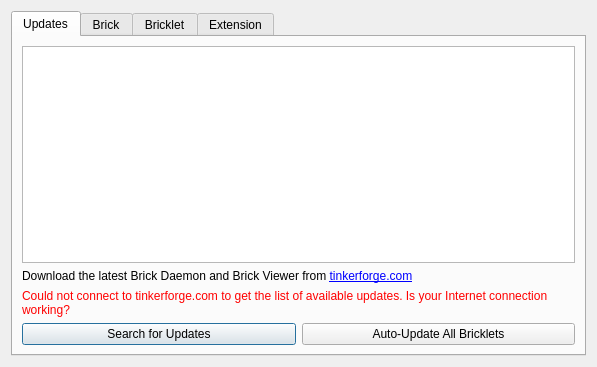
Tinkerforge/brickv, file src/brickv/ui/flashing.ui: the form before one commit.
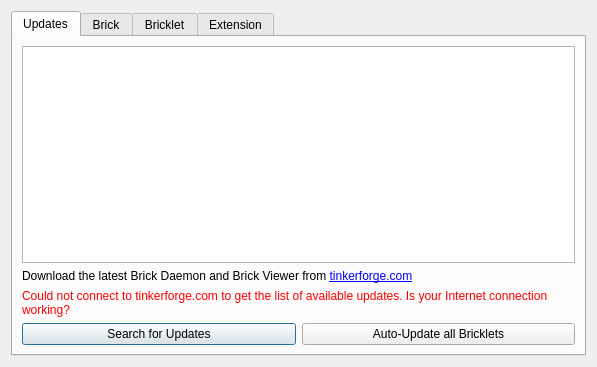
The form after the commit.

Commit message: Button text changes.

Diff of the .ui file:
```diff
--- a/src/brickv/ui/flashing.ui
+++ b/src/brickv/ui/flashing.ui
@@ -62,7 +62,7 @@
          <item row="3" column="1">
           <widget class="QPushButton" name="update_button_bricklets">
            <property name="text">
-            <string>Auto-Update All Bricklets</string>
+            <string>Auto-Update all Bricklets</string>
            </property>
           </widget>
          </item>
```
The commit also changes 1 other file.
